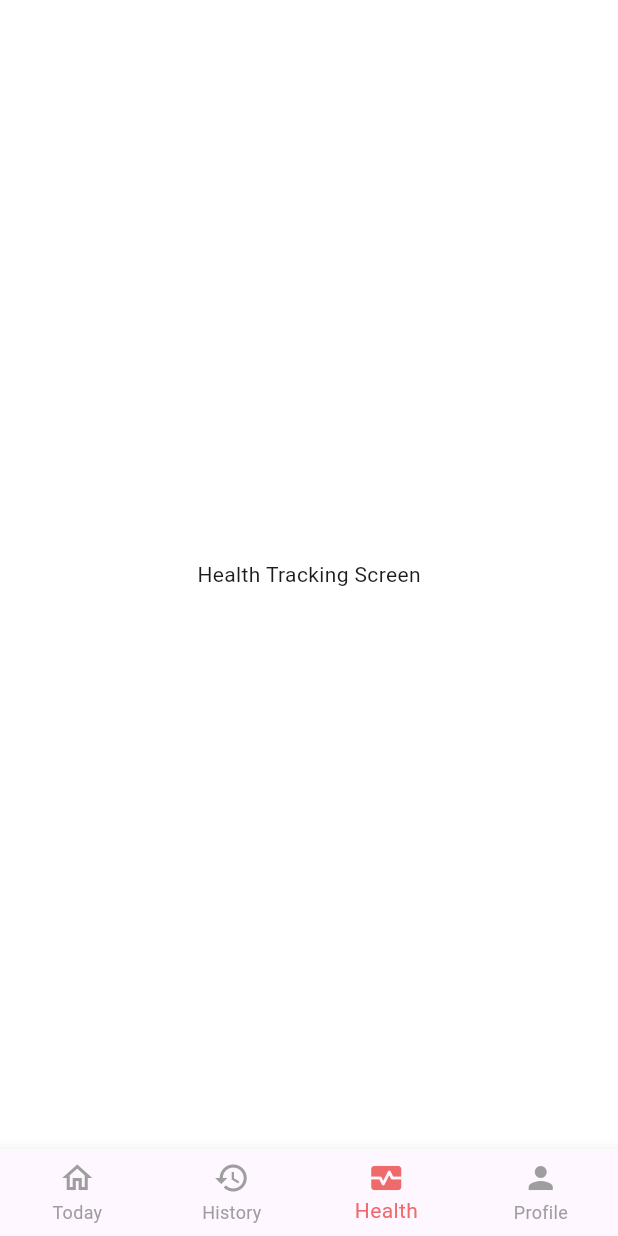
After one commit to Kalariya-krish/Medicine-Reminder-App, a Flutter app: the HomeScreen screen opened by its route, swiped to page 3, on a phone screen of 412 x 824 dp. The commit adds this screen. Run offline on Flutter 3.47's test engine with Material 3 defaults, Android fonts, the light colour scheme and no system bars; drawn by our look-alikes of toastification; our stand-ins replace google_fonts.

Commit message:
Today and Main Screen design

```diff
--- /dev/null
+++ b/lib/screens/health_tracking_screen.dart
@@ -0,0 +1,11 @@
+// health_trackor_screen.dart
+import 'package:flutter/material.dart';
+
+class HealthTrackingScreen extends StatelessWidget {
+  const HealthTrackingScreen({super.key});
+
+  @override
+  Widget build(BuildContext context) {
+    return const Center(child: Text("Health Tracking Screen"));
+  }
+}
--- a/lib/screens/home_screen.dart
+++ b/lib/screens/home_screen.dart
@@ -1,4 +1,8 @@
 import 'package:flutter/material.dart';
+import 'package:medicine_reminder_system/screens/today_screen.dart';
+import 'package:medicine_reminder_system/screens/history_screen.dart';
+import 'package:medicine_reminder_system/screens/health_tracking_screen.dart';
+import 'package:medicine_reminder_system/screens/profile_screen.dart';
 
 class HomeScreen extends StatefulWidget {
   const HomeScreen({super.key});
@@ -8,8 +12,62 @@ class HomeScreen extends StatefulWidget {
 }
 
 class _HomeScreenState extends State<HomeScreen> {
+  int _currentIndex = 0;
+  final PageController _pageController = PageController();
+
+  final List<Widget> _screens = const [
+    TodayScreen(),
+    HistoryScreen(),
+    HealthTrackingScreen(),
+    ProfileScreen(),
+  ];
+
   @override
   Widget build(BuildContext context) {
-    return const Placeholder();
+    return Scaffold(
+      body: PageView(
+        controller: _pageController,
+        onPageChanged: (index) {
+          setState(() {
+            _currentIndex = index;
+          });
+        },
+        children: _screens,
+      ),
+      bottomNavigationBar: BottomNavigationBar(
+        currentIndex: _currentIndex,
+        type: BottomNavigationBarType.fixed,
+        selectedItemColor: const Color(0xFFEF6A6A),
+        unselectedItemColor: Colors.grey,
+        onTap: (index) {
+          setState(() {
+            _currentIndex = index;
+            _pageController.animateToPage(
+              index,
+              duration: const Duration(milliseconds: 300),
+              curve: Curves.easeInOut,
+            );
+          });
+        },
+        items: const [
+          BottomNavigationBarItem(
+            icon: Icon(Icons.home_outlined),
+            label: "Today",
+          ),
+          BottomNavigationBarItem(
+            icon: Icon(Icons.history),
+            label: "History",
+          ),
+          BottomNavigationBarItem(
+            icon: Icon(Icons.monitor_heart),
+            label: "Health",
+          ),
+          BottomNavigationBarItem(
+            icon: Icon(Icons.person),
+            label: "Profile",
+          ),
+        ],
+      ),
+    );
   }
 }
```
Also changed, not shown: lib/screens/history_screen.dart (+11 -0 lines), lib/screens/profile_screen.dart (+11 -0 lines), lib/screens/today_screen.dart (+157 -0 lines), lib/screens/health_tracker_screen.dart (deleted).
